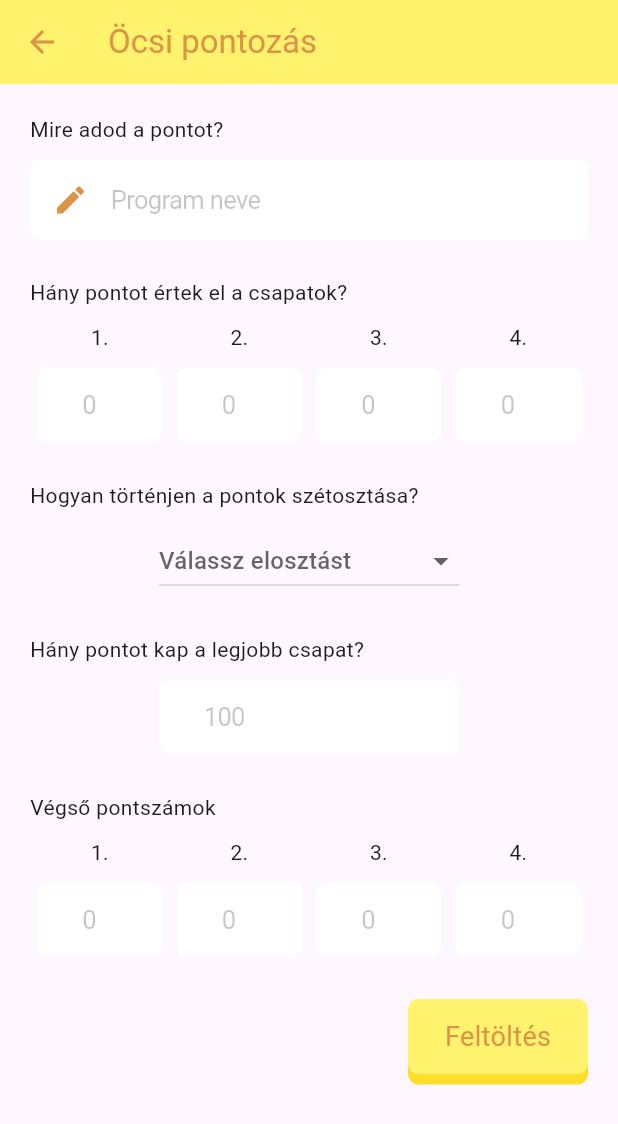
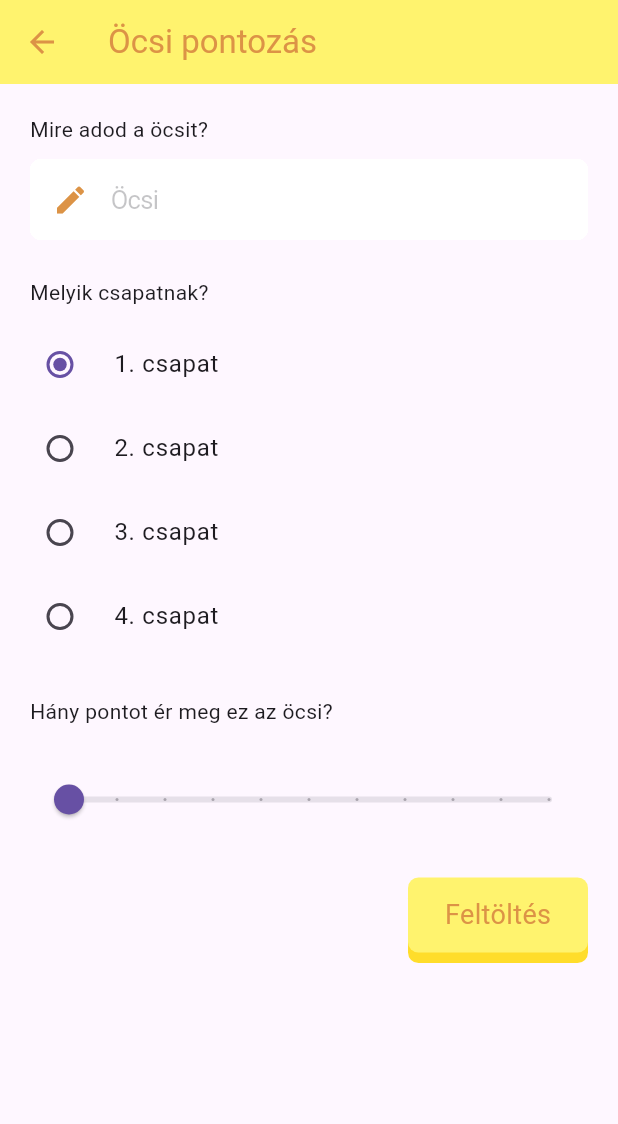
Before and after one commit to TomiSzabo00/TiszAppFlutter, a Flutter app: the UploadOcsiScoreScreen screen opened directly, on a phone screen of 412 x 824 dp. Shown: the top 1124 px of the screen. Run offline on Flutter 3.47's test engine with Material 3 defaults, Android fonts, the phone set to English and light mode, and no system bars; our stand-ins replace auto_size_text, cached_network_image, community_material_icon, dio, equatable, firebase_auth and 21 more; missing offline and left inert: battery_info, gal, info_popup, photo_manager, photo_manager_image_provider; accounts and stored records are empty; network calls fail.

Commit message:
ott is van, pont feltoltes megy

```diff
--- a/lib/main.dart
+++ b/lib/main.dart
@@ -4,11 +4,12 @@ import 'package:flutter/foundation.dart';
 import 'package:flutter/material.dart';
 import 'package:provider/provider.dart';
 import 'package:tiszapp_flutter/colors.dart';
+import 'package:tiszapp_flutter/viewmodels/ejjeli_portya_viewmodel.dart';
 import 'package:tiszapp_flutter/viewmodels/hazas_parbaj_viewmodel.dart';
-import 'package:tiszapp_flutter/viewmodels/ejjeli_portya_viewmodel.dart';
 import 'package:tiszapp_flutter/viewmodels/karaoke/karaoke_basic_viewmodel.dart';
 import 'package:tiszapp_flutter/viewmodels/main_menu_viewmodel.dart';
 import 'package:tiszapp_flutter/viewmodels/notification_viewmodel.dart';
+import 'package:tiszapp_flutter/viewmodels/ocsi_scores_viewmodel.dart';
 import 'package:tiszapp_flutter/viewmodels/pictures_viewmodel.dart';
 import 'package:tiszapp_flutter/viewmodels/profile_viewmodel.dart';
 import 'package:tiszapp_flutter/viewmodels/quiz/quiz_viewmodel.dart';
@@ -20,6 +21,7 @@ import 'package:tiszapp_flutter/viewmodels/sports_viewmodel.dart';
 import 'package:tiszapp_flutter/viewmodels/texts_viewmodel.dart';
 import 'package:tiszapp_flutter/viewmodels/voting_viewmodel.dart';
 import 'package:tiszapp_flutter/viewmodels/wordle_viewmodel.dart';
+
 import 'firebase_options.dart';
 import 'widget_tree.dart';
 
@@ -56,6 +58,7 @@ Future<void> main() async {
   runApp(
     MultiProvider(providers: [
       ChangeNotifierProvider(create: (_) => MainMenuViewModel()),
+      ChangeNotifierProvider(create: (_) => OcsiScoresViewModel()),
       ChangeNotifierProvider(create: (_) => ScoresViewModel()),
       ChangeNotifierProvider(create: (_) => TextsViewModel()),
       ChangeNotifierProvider(create: (_) => PicturesViewModel()),
--- /dev/null
+++ b/lib/viewmodels/ocsi_scores_viewmodel.dart
@@ -0,0 +1,47 @@
+// ignore_for_file: depend_on_referenced_packages
+import 'dart:async';
+
+import 'package:firebase_auth/firebase_auth.dart';
+import 'package:flutter/material.dart';
+import 'package:intl/date_symbol_data_local.dart';
+import 'package:intl/intl.dart';
+import 'package:tiszapp_flutter/models/scores/score_data.dart';
+import 'package:tiszapp_flutter/services/database_service.dart';
+
+class OcsiScoresViewModel with ChangeNotifier {
+  OcsiScoresViewModel() {
+    initializeDateFormatting();
+  }
+
+  int numberOfTeams = 4;
+  int curTeamSelected = 0;
+  int curSliderValue = 0;
+  final nameController = TextEditingController();
+
+  Future<int> getNumberOfTeams() async {
+    final num = await DatabaseService.getNumberOfTeams();
+    notifyListeners();
+    numberOfTeams = num;
+    return num;
+  }
+
+  void uploadScore() {
+    var scores = List.generate(numberOfTeams, (index) {
+      if (index == curTeamSelected) {
+        return curSliderValue;
+      } else {
+        return 0;
+      }
+    });
+    var score = Score(
+        author: FirebaseAuth.instance.currentUser!.uid,
+        name: nameController.text,
+        scores: scores);
+
+    var ref = DatabaseService.database.child("scores");
+    var now = DateTime.now();
+    var formatter = DateFormat('yyyyMMddHHmmssSSS');
+    var key = formatter.format(now);
+    ref.child(key).set(score.toJson());
+  }
+}
--- a/lib/views/upload_ocsi_score_screen.dart
+++ b/lib/views/upload_ocsi_score_screen.dart
@@ -1,11 +1,11 @@
 import 'package:flutter/material.dart';
+import 'package:flutter/services.dart';
 import 'package:provider/provider.dart';
 import 'package:tiszapp_flutter/colors.dart';
-import 'package:tiszapp_flutter/models/scores/distribution_type.dart';
 import 'package:tiszapp_flutter/widgets/3d_button.dart';
 import 'package:tiszapp_flutter/widgets/input_field.dart';
 
-import '../viewmodels/scores_viewmodel.dart';
+import '../viewmodels/ocsi_scores_viewmodel.dart';
 
 class UploadOcsiScoreScreen extends StatefulWidget {
   const UploadOcsiScoreScreen({super.key});
@@ -19,7 +19,7 @@ class UploadOcsiScoreScreenState extends State<UploadOcsiScoreScreen> {
   Widget build(BuildContext context) {
     final isDarkTheme =
         MediaQuery.of(context).platformBrightness == Brightness.dark;
-    final viewModel = context.watch<ScoresViewModel>();
+    final viewModel = context.watch<OcsiScoresViewModel>();
     return Scaffold(
       appBar: AppBar(
         title: const Text("Öcsi pontozás"),
@@ -35,123 +35,55 @@ class UploadOcsiScoreScreenState extends State<UploadOcsiScoreScreen> {
                   mainAxisAlignment: MainAxisAlignment.start,
                   crossAxisAlignment: CrossAxisAlignment.start,
                   children: [
-                    const Text("Mire adod a pontot?"),
+                    const Text("Mire adod a öcsit?"),
                     const SizedBox(height: 10),
                     InputField(
                       controller: viewModel.nameController,
-                      placeholder: "Program neve",
+                      placeholder: "Öcsi",
                       icon: const Icon(Icons.edit),
                     ),
                     const SizedBox(height: 25),
-                    const Text("Hány pontot értek el a csapatok?"),
+                    const Text("Melyik csapatnak?"),
                     const SizedBox(height: 10),
-                    Row(
-                        mainAxisAlignment: MainAxisAlignment.spaceAround,
+                    Column(
+                        mainAxisAlignment: MainAxisAlignment.spaceBetween,
                         children: List.generate(
-                            snapshot.data!, (index) => Text('${index + 1}.'))),
-                    const SizedBox(height: 10),
-                    Row(
-                      mainAxisAlignment: MainAxisAlignment.spaceBetween,
-                      children: List.generate(
-                        snapshot.data!,
-                        (index) => Expanded(
-                          child: Padding(
-                            padding: const EdgeInsets.symmetric(horizontal: 5),
-                            child: InputField(
-                              controller:
-                                  viewModel.scoreControllers.length > index
-                                      ? viewModel.scoreControllers[index]
-                                      : TextEditingController(),
-                              placeholder: "0",
-                              isNumber: true,
-                              maxChar: 3,
-                              onChanged: () {
-                                viewModel.areBaseScoresAdded();
-                              },
-                            ),
-                          ),
-                        ),
-                      ),
-                    ),
+                            snapshot.data!,
+                            (index) => RadioListTile(
+                                  title: Text('${index + 1}. csapat'),
+                                  value: index.toDouble(),
+                                  groupValue: viewModel.curTeamSelected,
+                                  contentPadding: EdgeInsets.zero,
+                                  onChanged: (num? value) {
+                                    setState(() {
+                                      viewModel.curTeamSelected =
+                                          value!.toInt();
+                                      HapticFeedback.lightImpact();
+                                    });
+                                  },
+                                ))),
                     const SizedBox(height: 25),
-                    const Text("Hogyan történjen a pontok szétosztása?"),
-                    const SizedBox(height: 10),
-                    Row(mainAxisAlignment: MainAxisAlignment.center, children: [
-                      SizedBox(
-                        width: 200,
-                        child: AbsorbPointer(
-                          absorbing: !viewModel.areAllScoresAdded,
-                          child: DropdownButton<DistributionType>(
-                            hint: const Text("Válassz elosztást"),
-                            onChanged: (s) => viewModel.chooseDistr(s),
-                            items: viewModel.getAvailableDistrs().map((value) {
-                              return DropdownMenuItem(
-                                value: value,
-                                child: Text(value.name),
-                              );
-                            }).toList(),
-                            value: viewModel.chosenDistr,
-                            isExpanded: true,
-                          ),
-                        ),
-                      )
-                    ]),
+                    const Text("Hány pontot ér meg ez az öcsi?"),
                     const SizedBox(height: 25),
-                    const Text("Hány pontot kap a legjobb csapat?"),
-                    const SizedBox(height: 10),
-                    Row(mainAxisAlignment: MainAxisAlignment.center, children: [
-                      Padding(
-                          padding: const EdgeInsets.symmetric(horizontal: 5),
-                          child: SizedBox(
-                              width: 200,
-                              child: AbsorbPointer(
-                                absorbing: !viewModel.areAllScoresAdded,
-                                child: InputField(
-                                  controller: viewModel.maxController,
-                                  onChanged: () => viewModel.maxChanged(),
-                                  placeholder: "100",
-                                  isNumber: true,
-                                  maxChar: 3,
-                                ),
-                              ))),
-                    ]),
-                    const SizedBox(height: 25),
-                    const Text("Végső pontszámok"),
-                    const SizedBox(height: 10),
-                    Row(
-                        mainAxisAlignment: MainAxisAlignment.spaceAround,
-                        children: List.generate(
-                            snapshot.data!, (index) => Text('${index + 1}.'))),
-                    const SizedBox(height: 10),
-                    Row(
-                      mainAxisAlignment: MainAxisAlignment.spaceBetween,
-                      children: List.generate(
-                        snapshot.data!,
-                        (index) => Expanded(
-                          child: Padding(
-                            padding: const EdgeInsets.symmetric(horizontal: 5),
-                            child: AbsorbPointer(
-                                absorbing: !viewModel.areAllScoresAdded,
-                                child: InputField(
-                                  controller: viewModel
-                                              .finalScoreControllers.length >
-                                          index
-                                      ? viewModel.finalScoreControllers[index]
-                                      : TextEditingController(),
-                                  placeholder: "0",
-                                  isNumber: true,
-                                  maxChar: 3,
-                                )),
-                          ),
-                        ),
-                      ),
-                    ),
+                    Slider(
+                        value: viewModel.curSliderValue.toDouble(),
+                        onChanged: (value) {
+                          setState(() {
+                            viewModel.curSliderValue = value.toInt();
+                            HapticFeedback.lightImpact();
+                          });
+                        },
+                        min: 0,
+                        max: 10,
+                        divisions: 10,
+                        label: viewModel.curSliderValue.round().toString()),
                     const SizedBox(height: 25),
                     Row(
                       mainAxisAlignment: MainAxisAlignment.end,
                       children: [
                         Button3D(
                           onPressed: () {
+                            HapticFeedback.heavyImpact();
                             viewModel.uploadScore();
                             _showDialog(context);
                           },
```
